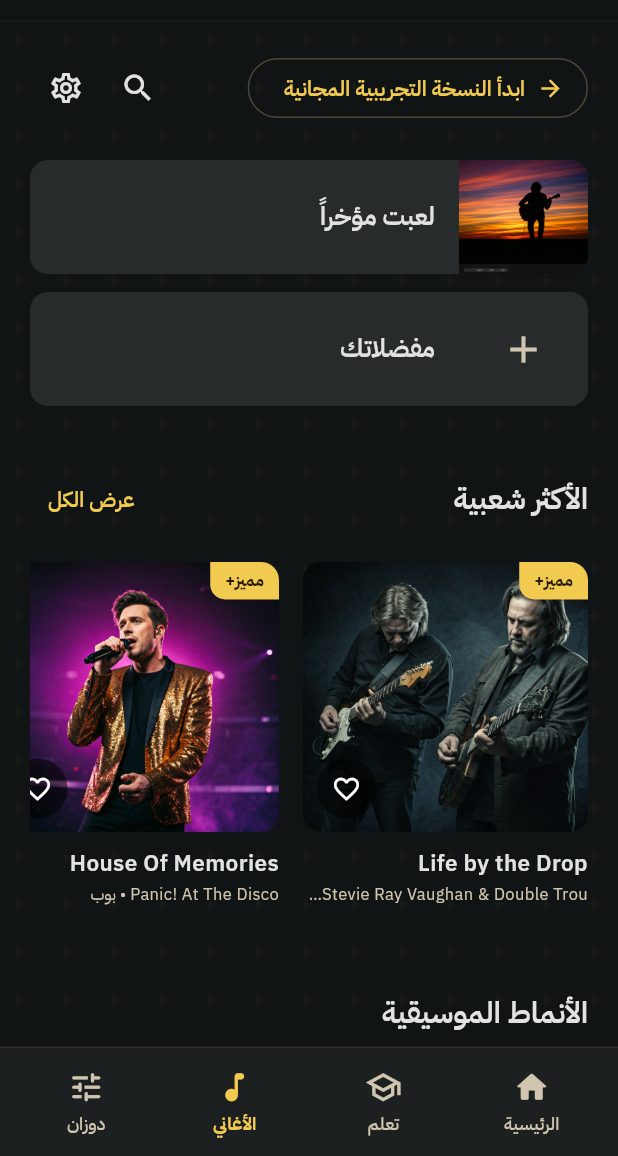
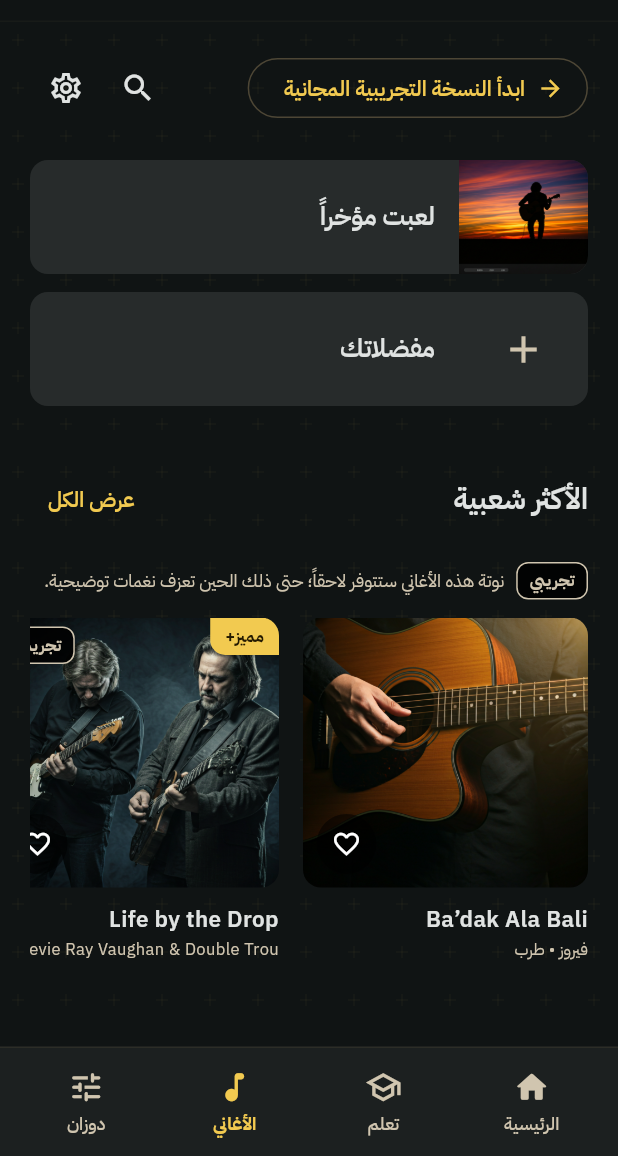
Before and after one commit to rooneyhannan/YALLA-PLAY, a Flutter app: the screen it shows after launch, item 2 of the bottom bar chosen, on a phone screen of 412 x 824 dp, the part 80-1236 px from its top. Run offline on Flutter 3.47's test engine with Material 3 defaults, Android fonts, the phone set to English and light mode, and no system bars; our stand-ins replace web; missing offline and left inert: dart:js_interop; project files that could hold a hidden picture were left out.

Commit message:
Song list: mark the songs that only play the demo
Songs without a chart of their own get a „تجريبي“ badge on their card,
a note in list and search results, and come after the playable songs.
A line under „الأكثر شعبية“ explains the badge.

Co-Authored-By: Claude Opus 5.5 <noreply@anthropic.com>
Claude-Session: https://claude.ai/code/session_01Q9tJa99akuLa9PMakpRcdM

```diff
--- a/lib/core/models/song.dart
+++ b/lib/core/models/song.dart
@@ -26,6 +26,13 @@ class Song {
   });
   bool get hasChart => chart != null || source != null;
 }
+
+/// [entries] with the songs that have a chart of their own first, and
+/// otherwise in their order: the others only play the demo chart.
+List<Song> playableFirst(Iterable<Song> entries) => [
+  ...entries.where((s) => s.hasChart),
+  ...entries.where((s) => !s.hasChart),
+];
 
 const songs = <Song>[
   Song(
--- a/lib/features/song_library/presentation/songs_screen.dart
+++ b/lib/features/song_library/presentation/songs_screen.dart
@@ -46,7 +46,7 @@ class _SongsScreenState extends State<SongsScreen> {
                     textAlign: TextAlign.center,
                   ),
                 ),
-              for (final song in entries)
+              for (final song in playableFirst(entries))
                 Padding(
                   padding: const EdgeInsets.only(bottom: 8),
                   child: ListTile(
@@ -64,11 +64,7 @@ class _SongsScreenState extends State<SongsScreen> {
                       ),
                     ),
                     title: Text(song.title),
-                    subtitle: Text(
-                      song.artist,
-                      maxLines: 1,
-                      overflow: TextOverflow.ellipsis,
-                    ),
+                    subtitle: _subtitle(song),
                     trailing: IconButton(
                       tooltip: 'إضافة أو إزالة من المفضلة',
                       icon: Icon(
@@ -104,13 +100,13 @@ class _SongsScreenState extends State<SongsScreen> {
         var query = '';
         return StatefulBuilder(
           builder: (context, refresh) {
-            final results = [...MySongs.all(), ...songs]
-                .where(
-                  (s) => '${s.title} ${s.artist}'.toLowerCase().contains(
-                    query.toLowerCase(),
-                  ),
-                )
-                .toList();
+            final results = playableFirst(
+              [...MySongs.all(), ...songs].where(
+                (s) => '${s.title} ${s.artist}'.toLowerCase().contains(
+                  query.toLowerCase(),
+                ),
+              ),
+            );
             return SafeArea(
               child: Padding(
                 padding: EdgeInsets.fromLTRB(
@@ -139,8 +135,9 @@ class _SongsScreenState extends State<SongsScreen> {
                                 children: [
                                   for (final song in results)
                                     ListTile(
+                                      key: ValueKey('search-${song.id}'),
                                       title: Text(song.title),
-                                      subtitle: Text(song.artist),
+                                      subtitle: _subtitle(song),
                                       trailing: const Icon(
                                         Icons.play_circle_outline,
                                         color: AppTheme.gold,
@@ -193,6 +190,9 @@ class _SongsScreenState extends State<SongsScreen> {
     valueListenable: MySongs.changes,
     builder: (context, _, _) => _library(context, MySongs.all()),
   );
+
+  /// The songs in the „most popular“ row, those with a chart first.
+  static final _popular = playableFirst([...songs.sublist(1, 5), songs.first]);
 
   Widget _library(
     BuildContext context,
@@ -290,14 +290,29 @@ class _SongsScreenState extends State<SongsScreen> {
                 'الأكثر شعبية',
                 onAll: () => _collection('كل الأغاني', [...mine, ...songs]),
               ),
+              Padding(
+                key: const ValueKey('demo-note'),
+                padding: const EdgeInsets.only(bottom: 12),
+                child: Row(
+                  children: [
+                    _demoBadge(),
+                    const SizedBox(width: 8),
+                    const Expanded(
+                      child: Text(
+                        'نوتة هذه الأغاني ستتوفر لاحقاً؛ حتى ذلك الحين تعزف نغمات توضيحية.',
+                        style: TextStyle(fontSize: 12, color: AppTheme.cream),
+                      ),
+                    ),
+                  ],
+                ),
+              ),
               SizedBox(
                 height: 250,
                 child: ListView.separated(
                   scrollDirection: Axis.horizontal,
-                  itemCount: 5,
+                  itemCount: _popular.length,
                   separatorBuilder: (_, _) => const SizedBox(width: 16),
-                  itemBuilder: (context, i) =>
-                      _songCard(songs[i == 4 ? 0 : i + 1]),
+                  itemBuilder: (context, i) => _songCard(_popular[i]),
                 ),
               ),
               const SizedBox(height: 30),
@@ -434,6 +449,12 @@ class _SongsScreenState extends State<SongsScreen> {
                   fit: StackFit.expand,
                   children: [
                     DesignImage(song.image),
+                    if (!song.hasChart)
+                      Positioned(
+                        top: 6,
+                        left: 6,
+                        child: _demoBadge(key: ValueKey('demo-${song.id}')),
+                      ),
                     if (song.isPremium)
                       Positioned(
                         top: 0,
@@ -518,6 +539,33 @@ class _SongsScreenState extends State<SongsScreen> {
     ),
   );
 
+  /// The mark on a song that has no chart of its own yet and plays the
+  /// demo chart instead.
+  static Widget _demoBadge({Key? key}) => Container(
+    key: key,
+    padding: const EdgeInsets.symmetric(horizontal: 8, vertical: 3),
+    decoration: BoxDecoration(
+      color: Colors.black87,
+      border: Border.all(color: AppTheme.cream),
+      borderRadius: BorderRadius.circular(8),
+    ),
+    child: const Text(
+      'تجريبي',
+      style: TextStyle(
+        color: AppTheme.cream,
+        fontSize: 11,
+        fontWeight: FontWeight.w700,
+      ),
+    ),
+  );
+
+  /// The artist, and for a song without a chart that it plays a demo.
+  static Widget _subtitle(Song song) => Text(
+    song.hasChart ? song.artist : '${song.artist} • تجريبي: نغمات توضيحية',
+    maxLines: 1,
+    overflow: TextOverflow.ellipsis,
+  );
+
   Widget _tiles(List<(String, String, String, VoidCallback)> entries) =>
       LayoutBuilder(
         builder: (context, c) {
```
Also changed, not shown: 1 other file.
